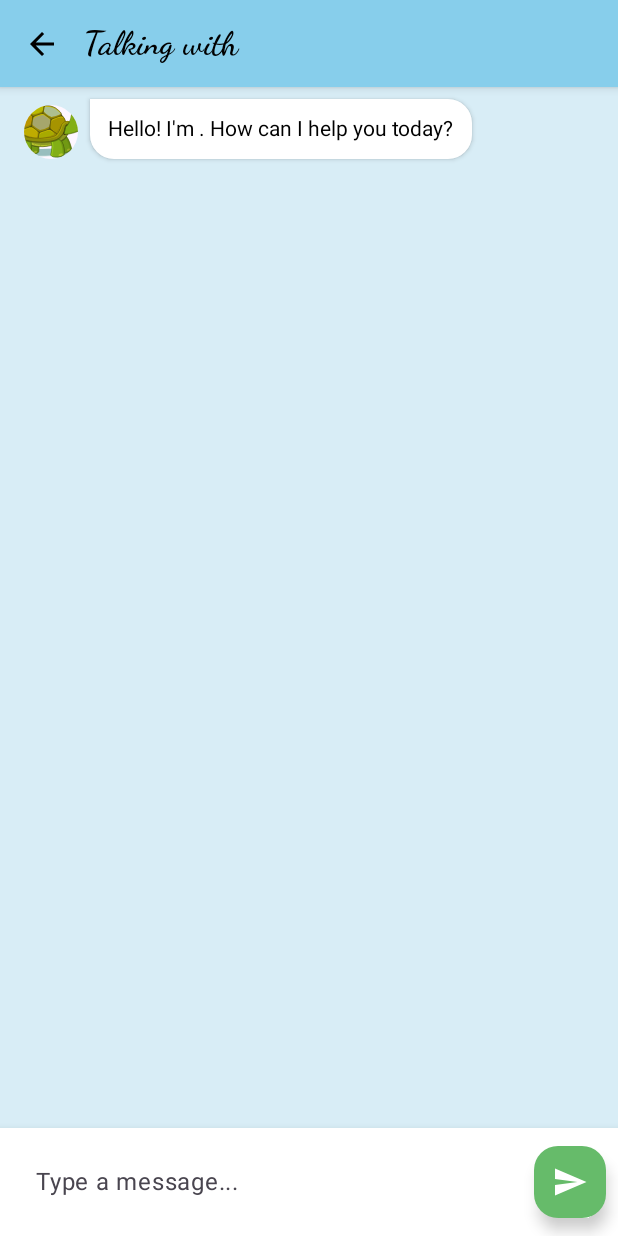
After one commit to CesarValiente/MagicalZooAI, an Android app built with Jetpack Compose: the ChatActivity screen opened directly, with no data from a screen before it, on a phone screen of 412 x 824 dp. The commit adds this screen. Run offline under Robolectric (Android 15) with nearby library versions, the phone set to English and light mode, and no system bars.

Commit message:
Created basic chat logic in a new activity

```diff
--- /dev/null
+++ b/app/src/main/java/com/cesarvaliente/magicalzooai/ChatActivity.kt
@@ -0,0 +1,277 @@
+package com.cesarvaliente.magicalzooai
+
+import android.os.Bundle
+import androidx.activity.ComponentActivity
+import androidx.activity.compose.setContent
+import androidx.compose.foundation.Image
+import androidx.compose.foundation.background
+import androidx.compose.foundation.clickable
+import androidx.compose.foundation.layout.Arrangement
+import androidx.compose.foundation.layout.Box
+import androidx.compose.foundation.layout.Column
+import androidx.compose.foundation.layout.PaddingValues
+import androidx.compose.foundation.layout.Row
+import androidx.compose.foundation.layout.Spacer
+import androidx.compose.foundation.layout.fillMaxSize
+import androidx.compose.foundation.layout.fillMaxWidth
+import androidx.compose.foundation.layout.height
+import androidx.compose.foundation.layout.padding
+import androidx.compose.foundation.layout.size
+import androidx.compose.foundation.layout.width
+import androidx.compose.foundation.layout.widthIn
+import androidx.compose.foundation.lazy.LazyColumn
+import androidx.compose.foundation.lazy.items
+import androidx.compose.foundation.lazy.rememberLazyListState
+import androidx.compose.foundation.shape.CircleShape
+import androidx.compose.foundation.shape.RoundedCornerShape
+import androidx.compose.material.icons.Icons
+import androidx.compose.material.icons.automirrored.filled.ArrowBack
+import androidx.compose.material.icons.filled.ArrowBack
+import androidx.compose.material.icons.filled.Send
+import androidx.compose.material3.FloatingActionButton
+import androidx.compose.material3.Icon
+import androidx.compose.material3.Surface
+import androidx.compose.material3.Text
+import androidx.compose.material3.TextField
+import androidx.compose.material3.TextFieldDefaults
+import androidx.compose.runtime.Composable
+import androidx.compose.runtime.LaunchedEffect
+import androidx.compose.runtime.getValue
+import androidx.compose.runtime.mutableStateListOf
+import androidx.compose.runtime.mutableStateOf
+import androidx.compose.runtime.remember
+import androidx.compose.runtime.rememberCoroutineScope
+import androidx.compose.runtime.setValue
+import androidx.compose.ui.Alignment
+import androidx.compose.ui.Modifier
+import androidx.compose.ui.graphics.Color
+import androidx.compose.ui.layout.ContentScale
+import androidx.compose.ui.res.painterResource
+import androidx.compose.ui.text.font.FontFamily
+import androidx.compose.ui.text.font.FontWeight
+import androidx.compose.ui.unit.dp
+import androidx.compose.ui.unit.sp
+import kotlinx.coroutines.delay
+import kotlinx.coroutines.launch
+
+
+class ChatActivity : ComponentActivity() {
+    override fun onCreate(savedInstanceState: Bundle?) {
+        super.onCreate(savedInstanceState)
+
+        val animalType = intent.getStringExtra("ANIMAL_TYPE") ?: ""
+        val animalName = intent.getStringExtra("ANIMAL_NAME") ?: ""
+
+        setContent {
+            AnimalChatScreen(
+                animalType = animalType,
+                animalName = animalName,
+                onBack = { finish() } // Pass the activity's finish method as a lambda
+            )
+        }
+    }
+}
+
+// Data class for chat messages
+data class ChatMessage(
+    val content: String,
+    val isFromUser: Boolean,
+    val timestamp: Long = System.currentTimeMillis()
+)
+
+@Composable
+fun AnimalChatScreen(
+    animalType: String,
+    animalName: String,
+    onBack: () -> Unit
+){
+
+    val skyBlue = Color(0xFF87CEEB)
+    val messages = remember { mutableStateListOf<ChatMessage>() }
+    var inputText by remember { mutableStateOf("") }
+    val scrollState = rememberLazyListState()
+    val coroutineScope = rememberCoroutineScope()
+
+    // Add initial greeting when screen loads
+    LaunchedEffect(Unit) {
+        messages.add(ChatMessage("Hello! I'm $animalName. How can I help you today?", false))
+    }
+
+    val animalImageRes = if (animalType == "FOX") R.drawable.fox02_cropped else R.drawable.tortoise_cropped
+
+    Box(
+        modifier = Modifier
+            .fillMaxSize()
+            .background(skyBlue.copy(alpha = 0.3f))
+    ) {
+        Column(modifier = Modifier.fillMaxSize()) {
+            // Top bar
+            Surface(
+                color = skyBlue,
+                shadowElevation = 4.dp,
+                modifier = Modifier.fillMaxWidth()
+            ) {
+                Row(
+                    verticalAlignment = Alignment.CenterVertically,
+                    modifier = Modifier
+                        .fillMaxWidth()
+                        .padding(16.dp)
+                ) {
+                    Icon(
+                        imageVector = Icons.AutoMirrored.Filled.ArrowBack,
+                        contentDescription = "Back",
+                        modifier = Modifier
+                            .clickable { onBack() }
+                            .padding(end = 16.dp)
+                            .size(24.dp)
+                    )
+
+                    Text(
+                        text = "Talking with $animalName",
+                        fontSize = 22.sp,
+                        fontWeight = FontWeight.SemiBold,
+                        fontFamily = FontFamily.Cursive,
+                    )
+                }
+            }
+
+            // Chat messages
+            LazyColumn(
+                state = scrollState,
+                modifier = Modifier
+                    .weight(1f)
+                    .fillMaxWidth()
+                    .padding(horizontal = 16.dp),
+                reverseLayout = false,
+                contentPadding = PaddingValues(vertical = 8.dp)
+            ) {
+                items(messages) { message ->
+                    MessageBubble(
+                        message = message,
+                        animalImageRes = animalImageRes
+                    )
+                    Spacer(modifier = Modifier.height(8.dp))
+                }
+            }
+
+            // Input field
+            Surface(
+                color = Color.White,
+                shadowElevation = 8.dp,
+                modifier = Modifier.fillMaxWidth()
+            ) {
+                Row(
+                    modifier = Modifier
+                        .fillMaxWidth()
+                        .padding(8.dp),
+                    verticalAlignment = Alignment.CenterVertically
+                ) {
+                    TextField(
+                        value = inputText,
+                        onValueChange = { inputText = it },
+                        placeholder = { Text("Type a message...") },
+                        modifier = Modifier
+                            .weight(1f)
+                            .padding(end = 8.dp),
+                        colors = TextFieldDefaults.colors(
+                            focusedContainerColor = Color.White,
+                            unfocusedContainerColor = Color.White,
+                            focusedIndicatorColor = Color.Transparent,
+                            unfocusedIndicatorColor = Color.Transparent
+                        ),
+                        shape = RoundedCornerShape(24.dp),
+                        maxLines = 3
+                    )
+
+                    FloatingActionButton(
+                        onClick = {
+                            if (inputText.isNotBlank()) {
+                                // Add user message
+                                messages.add(ChatMessage(inputText, true))
+
+                                // Simulate animal response
+                                coroutineScope.launch {
+                                    delay(1000)
+                                    messages.add(
+                                        ChatMessage(
+                                            "I'm $animalName and I'm responding to: $inputText",
+                                            false
+                                        )
+                                    )
+                                    scrollState.animateScrollToItem(messages.size - 1)
+                                }
+
+                                inputText = ""
+
+                                // Scroll to bottom
+                                coroutineScope.launch {
+                                    scrollState.animateScrollToItem(messages.size - 1)
+                                }
+                            }
+                        },
+                        containerColor = if (animalType == "FOX") Color(0xFFFFA726) else Color(
+                            0xFF66BB6A
+                        ),
+                        modifier = Modifier.size(48.dp)
+                    ) {
+                        Icon(
+                            imageVector = Icons.Filled.Send,
+                            contentDescription = "Send",
+                            tint = Color.White
+                        )
+                    }
+                }
+            }
+        }
+    }
+}
+
+@Composable
+fun MessageBubble(message: ChatMessage, animalImageRes: Int) {
+    Row(
+        modifier = Modifier.fillMaxWidth(),
+        horizontalArrangement = if (message.isFromUser) Arrangement.End else Arrangement.Start,
+        verticalAlignment = Alignment.Bottom  // Added to align items at the bottom
+    ) {
+        if (!message.isFromUser) {
+            // Animal profile picture
+            Surface(
+                shape = CircleShape,
+                modifier = Modifier.size(36.dp)  // Removed .align modifier
+            ) {
+                Image(
+                    painter = painterResource(id = animalImageRes),
+                    contentDescription = "Animal",
+                    contentScale = ContentScale.Crop,
+                    modifier = Modifier.fillMaxSize()
+                )
+            }
+            Spacer(modifier = Modifier.width(8.dp))
+        }
+
+        // Message bubble
+        Surface(
+            color = if (message.isFromUser) Color(0xFF9C27B0).copy(alpha = 0.8f) else Color.White,
+            shape = RoundedCornerShape(
+                topStart = if (message.isFromUser) 16.dp else 0.dp,
+                topEnd = if (message.isFromUser) 0.dp else 16.dp,
+                bottomStart = 16.dp,
+                bottomEnd = 16.dp
+            ),
+            shadowElevation = 2.dp,
+            modifier = Modifier.widthIn(max = 280.dp)
+        ) {
+            Text(
+                text = message.content,
+                color = if (message.isFromUser) Color.White else Color.Black,
+                modifier = Modifier.padding(12.dp)
+            )
+        }
+
+        if (message.isFromUser) {
+            // Empty space for user avatar (for symmetry)
+            Spacer(modifier = Modifier.width(8.dp))
+            Spacer(modifier = Modifier.size(36.dp))
+        }
+    }
+}
--- a/app/src/main/java/com/cesarvaliente/magicalzooai/MainActivity.kt
+++ b/app/src/main/java/com/cesarvaliente/magicalzooai/MainActivity.kt
@@ -1,5 +1,6 @@
 package com.cesarvaliente.magicalzooai
 
+import android.content.Intent
 import android.os.Bundle
 import androidx.activity.ComponentActivity
 import androidx.activity.compose.setContent
@@ -44,6 +45,7 @@ import androidx.compose.ui.Alignment
 import androidx.compose.ui.Modifier
 import androidx.compose.ui.graphics.Color
 import androidx.compose.ui.layout.ContentScale
+import androidx.compose.ui.platform.LocalContext
 import androidx.compose.ui.res.painterResource
 import androidx.compose.ui.text.font.FontFamily
 import androidx.compose.ui.text.font.FontWeight
@@ -108,7 +110,7 @@ fun MagicalZooStartScreen() {
                     val isSelected = selected == Animal.FOX
                     Surface(
                         shape = RoundedCornerShape(12.dp),
-                        color = if (isSelected) Color(0xFFFFF3E0) else Color.White.copy(alpha = 0.95f),
+                        color = if (isSelected) Color(0xFFFFE0B2) else Color.White.copy(alpha = 0.95f),
                         border = BorderStroke(if (isSelected) 4.dp else 2.dp, Color(0xFFFFA726)),
                         modifier = Modifier
                             .fillMaxWidth()
@@ -143,7 +145,7 @@ fun MagicalZooStartScreen() {
                     val isSelected = selected == Animal.TORTOISE
                     Surface(
                         shape = RoundedCornerShape(12.dp),
-                        color = if (isSelected) Color(0xFFE8F5E9) else Color.White.copy(alpha = 0.95f),
+                        color = if (isSelected) Color(0xFFC8E6C9) else Color.White.copy(alpha = 0.95f),
                         border = BorderStroke(if (isSelected) 4.dp else 2.dp, Color(0xFF66BB6A)),
                         modifier = Modifier
                             .fillMaxWidth()
@@ -203,11 +205,20 @@ fun MagicalConfirmationButton(
     animalName: String,
     modifier: Modifier = Modifier
 ) {
+    val context = LocalContext.current
+    val animalType = if (animalName.contains("fox", ignoreCase = true)) "FOX" else "TORTOISE"
+
     Surface(
         shape = RoundedCornerShape(24.dp),
         color = Color(0xFF9C27B0).copy(alpha = 0.8f),
         shadowElevation = 8.dp,
-        modifier = modifier
+        modifier = modifier.clickable {
+            val intent = Intent(context, ChatActivity::class.java).apply {
+                putExtra("ANIMAL_NAME", animalName)
+                putExtra("ANIMAL_TYPE", animalType)
+            }
+            context.startActivity(intent)
+        }
     ) {
         Box(
             contentAlignment = Alignment.Center,
```
Also changed, not shown: app/src/main/AndroidManifest.xml (+3 -4 lines).
